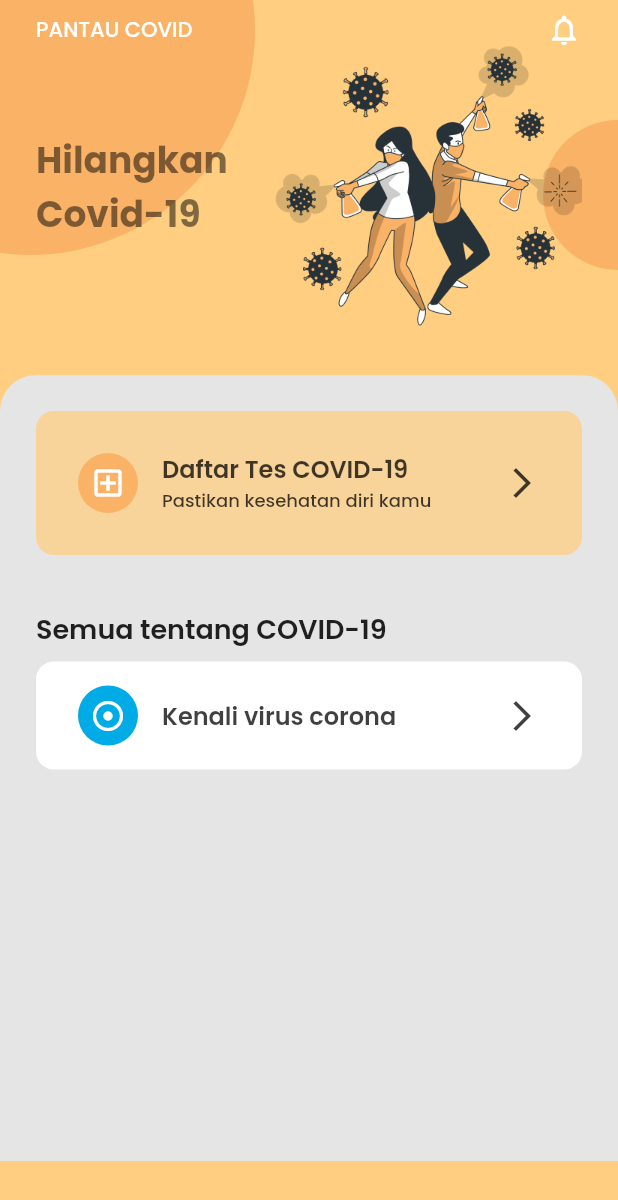
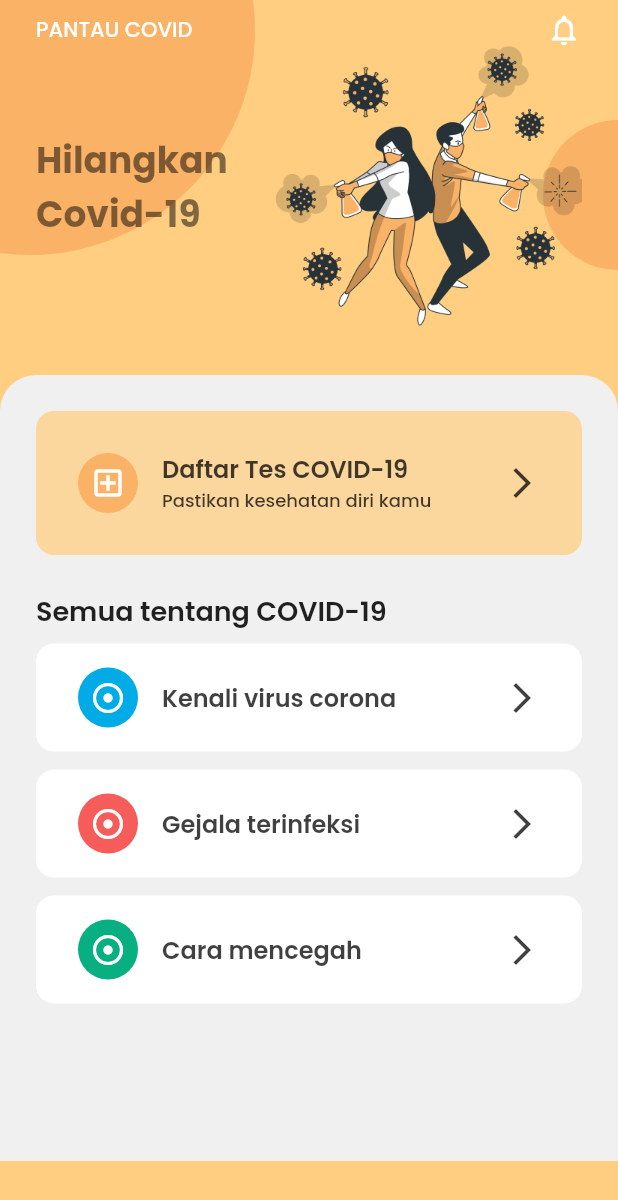
Before and after one commit to nailnafir/pantau-covid, a Flutter app: the screen it shows after launch, on a phone screen of 412 x 824 dp. Shown: the top 1200 px of the screen. Run offline on Flutter 3.47's test engine with Material 2 defaults, Android fonts, the phone set to English and light mode, and no system bars.

Commit message:
change bg light in themes

```diff
--- a/lib/pages/main_page.dart
+++ b/lib/pages/main_page.dart
@@ -131,7 +131,6 @@ class _MainPageState extends State<MainPage> {
               icon: Icons.add_box_outlined,
             ),
           ),
-          SizedBox(height: SpaceConfig.normalSpace),
           Text(
             "Semua tentang COVID-19",
             style: TypeTheme.subTitleTextFont
@@ -144,6 +143,20 @@ class _MainPageState extends State<MainPage> {
             title: "Kenali virus corona",
             icon: Icons.adjust,
           ),
+          SizedBox(height: SpaceConfig.normalSpace),
+          ListCardOneLine(
+            backgroundIconColor: ColorTheme.redColor,
+            tileColor: Colors.white,
+            title: "Gejala terinfeksi",
+            icon: Icons.adjust,
+          ),
+          SizedBox(height: SpaceConfig.normalSpace),
+          ListCardOneLine(
+            backgroundIconColor: ColorTheme.greenColor,
+            tileColor: Colors.white,
+            title: "Cara mencegah",
+            icon: Icons.adjust,
+          ),
         ],
       ),
     );
--- a/lib/utilities/themes.dart
+++ b/lib/utilities/themes.dart
@@ -1,7 +1,7 @@
 part of 'utilities.dart';
 
 abstract class ColorTheme {
-  static Color bgLight = Color(0xFFE5E5E5);
+  static Color bgLight = Color(0xFFF0F0F0);
   static Color bgDark = Color(0xFF251500);
   static Color primaryColor = Color(0xFFFFCE81);
   static Color secondaryColor = Color(0xFFFAB266);
```
